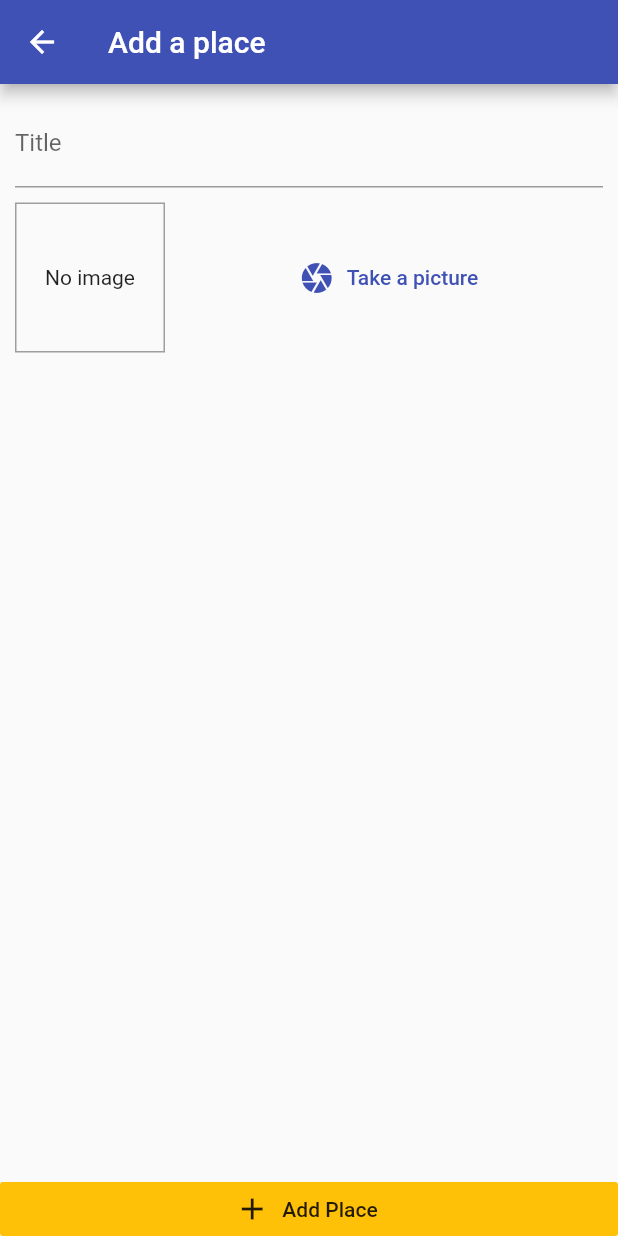
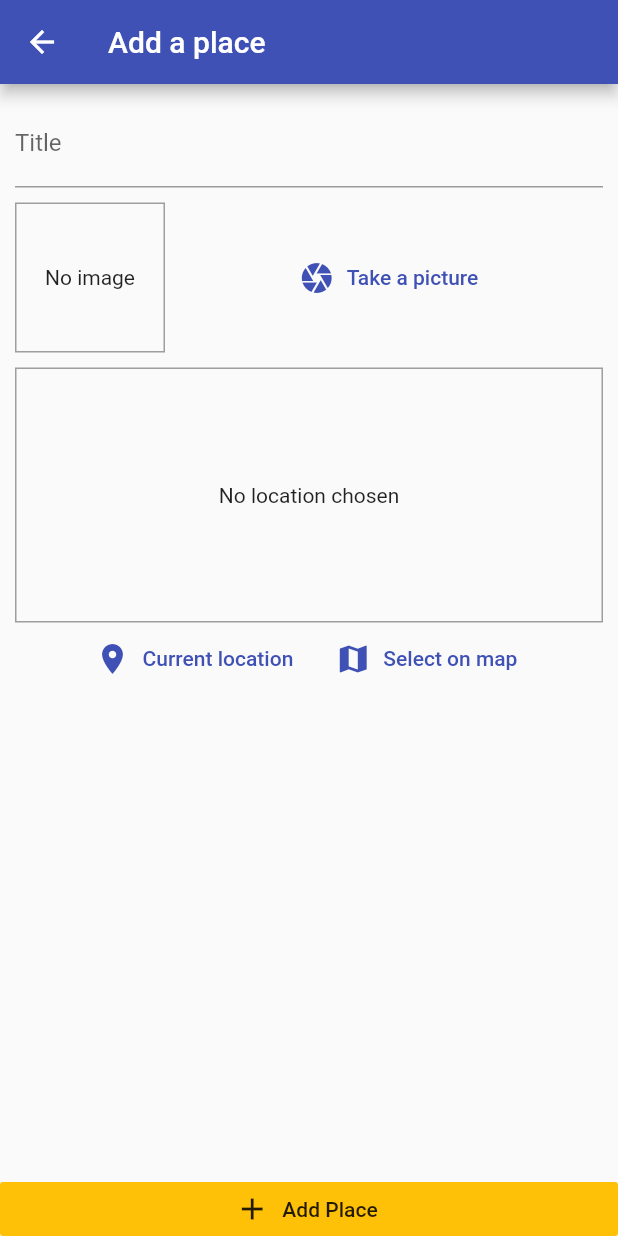
Before and after one commit to JeZoS/Flutter_Native_Device_features, a Flutter app: the screen it shows after launch, after a tap on the "add" icon, on a phone screen of 412 x 824 dp. Run offline on Flutter 3.47's test engine with Material 2 defaults, Android fonts, the phone set to English and light mode, and no system bars; our stand-ins replace image_picker, location, sqflite; accounts and stored records are empty.

Commit message:
Add location

```diff
--- /dev/null
+++ b/lib/helpers/db_helper.dart
@@ -0,0 +1,31 @@
+import 'package:sqflite/sqflite.dart' as sql;
+import 'package:path/path.dart' as path;
+
+class DBHelper {
+  static Future<sql.Database> database() async {
+    final dbPath = await sql.getDatabasesPath();
+    return await sql.openDatabase(
+      path.join(dbPath, 'places.db'),
+      onCreate: (db, version) {
+        return db.execute(
+            'CREATE TABLE user_places(id TEXT PRIMARY KEY,title TEXT,image TEXT)');
+      },
+      version: 1,
+    );
+  }
+
+  static Future<void> insert(String table, Map<String, Object> data) async {
+    final db = await DBHelper.database();
+    db.insert(
+      table,
+      data,
+      conflictAlgorithm: sql.ConflictAlgorithm.replace,
+    );
+  }
+
+  static Future<List<Map<String, Object>>> getData(String table) async {
+    final db = await DBHelper.database();
+    final k = await db.query(table);
+    return k;
+  }
+}
--- a/lib/providers/great_places.dart
+++ b/lib/providers/great_places.dart
@@ -1,6 +1,7 @@
 import 'package:flutter/foundation.dart';
 import 'package:flutter_native_features/models/place.dart';
 import 'dart:io';
+import '../helpers/db_helper.dart';
 
 class GreatPlaces with ChangeNotifier {
   List<Place> _items = [];
@@ -21,5 +22,25 @@ class GreatPlaces with ChangeNotifier {
     );
     _items.add(newPlace);
     notifyListeners();
+    DBHelper.insert('user_places', {
+      'id': newPlace.id,
+      'title': newPlace.title,
+      'image': newPlace.image.path,
+    });
+  }
+
+  Future<void> fetchAndSetPlaces() async {
+    final dataList = await DBHelper.getData('user_places');
+    _items = dataList
+        .map(
+          (e) => Place(
+            id: e['id'],
+            title: e['title'],
+            location: null,
+            image: File(e['image']),
+          ),
+        )
+        .toList();
+    notifyListeners();
   }
 }
--- a/lib/screens/add_place_screen.dart
+++ b/lib/screens/add_place_screen.dart
@@ -1,5 +1,6 @@
 import 'package:flutter/material.dart';
 import 'package:flutter_native_features/widgets/image_input.dart';
+import 'package:flutter_native_features/widgets/location_input.dart';
 import 'package:provider/provider.dart';
 import 'dart:io';
 import '../providers/great_places.dart';
@@ -52,6 +53,10 @@ class _AddPlaceScreenState extends State<AddPlaceScreen> {
                       height: 10,
                     ),
                     ImageInput(_selectImage),
+                    SizedBox(
+                      height: 10,
+                    ),
+                    LocationInput(),
                   ],
                 ),
               ),
--- a/lib/screens/places_list.dart
+++ b/lib/screens/places_list.dart
@@ -18,8 +18,17 @@ class PlacesListScreen extends StatelessWidget {
           ),
         ],
       ),
-      body: Consumer<GreatPlaces>(
-        child: Text('Got no places add some from another route'),
+      body: FutureBuilder(
+        future: Provider.of<GreatPlaces>(context, listen: false)
+            .fetchAndSetPlaces(),
+        builder: (ctx, snapshot) => snapshot.connectionState ==
+                ConnectionState.waiting
+            ? Center(
+                child: CircularProgressIndicator(),
+              )
+            : Consumer<GreatPlaces>(
+                child: Center(
+                    child: Text('Got no places add some from another route')),
                 builder: (ctx, greatplaces, ch) => greatplaces.items.length <= 0
                     ? ch
                     : ListView.builder(
@@ -35,6 +44,7 @@ class PlacesListScreen extends StatelessWidget {
                         ),
                       ),
               ),
+      ),
     );
   }
 }
--- a/lib/widgets/image_input.dart
+++ b/lib/widgets/image_input.dart
@@ -1,8 +1,6 @@
 import 'dart:io';
 import 'package:flutter/material.dart';
 import 'package:image_picker/image_picker.dart';
-import 'package:path/path.dart' as path;
-import 'package:path_provider/path_provider.dart' as syspath;
 
 class ImageInput extends StatefulWidget {
   final Function onSelectImage;
--- /dev/null
+++ b/lib/widgets/location_input.dart
@@ -0,0 +1,62 @@
+import 'package:flutter/material.dart';
+import 'package:location/location.dart';
+
+class LocationInput extends StatefulWidget {
+  @override
+  _LocationInputState createState() => _LocationInputState();
+}
+
+class _LocationInputState extends State<LocationInput> {
+  String _previewImageUrl;
+
+  Future<void> _getLocation() async {
+    final locData = await Location().getLocation();
+    print(locData.latitude);
+    print(locData.longitude);
+  }
+
+  @override
+  Widget build(BuildContext context) {
+    return Column(
+      children: <Widget>[
+        Container(
+          height: 170,
+          width: double.infinity,
+          alignment: Alignment.center,
+          decoration: BoxDecoration(
+            border: Border.all(
+              width: 1,
+              color: Colors.grey,
+            ),
+          ),
+          child: _previewImageUrl == null
+              ? Text(
+                  "No location chosen",
+                  textAlign: TextAlign.center,
+                )
+              : Image.network(
+                  _previewImageUrl,
+                  fit: BoxFit.cover,
+                  width: double.infinity,
+                ),
+        ),
+        Row(mainAxisAlignment: MainAxisAlignment.center, children: <Widget>[
+          FlatButton.icon(
+            icon: Icon(Icons.location_on),
+            onPressed: () {
+              _getLocation();
+            },
+            label: Text('Current location'),
+            textColor: Theme.of(context).primaryColor,
+          ),
+          FlatButton.icon(
+            icon: Icon(Icons.map),
+            onPressed: () {},
+            label: Text('Select on map'),
+            textColor: Theme.of(context).primaryColor,
+          ),
+        ])
+      ],
+    );
+  }
+}
--- a/pubspec.yaml
+++ b/pubspec.yaml
@@ -3,6 +3,7 @@ description: A new Flutter project.
 
 # The following line prevents the package from being accidentally published to
 # pub.dev using `pub publish`. This is preferred for private packages.
+
 publish_to: "none" # Remove this line if you wish to publish to pub.dev
 
 # The following defines the version and build number for your application.
@@ -15,6 +16,7 @@ publish_to: "none" # Remove this line if you wish to publish to pub.dev
 # In iOS, build-name is used as CFBundleShortVersionString while build-number used as CFBundleVersion.
 # Read more about iOS versioning at
 # https://developer.apple.com/library/archive/documentation/General/Reference/InfoPlistKeyReference/Articles/CoreFoundationKeys.html
+
 version: 1.0.0+1
 
 environment:
@@ -27,7 +29,8 @@ dependencies:
   image_picker: ^0.6.7+14
   path_provider: ^1.6.24
   path: ^1.7.0
-
+  sqflite: ^1.3.2+1
+  location: ^3.1.0
   # The following adds the Cupertino Icons font to your application.
   # Use with the CupertinoIcons class for iOS style icons.
   cupertino_icons: ^1.0.0
```
Also changed, not shown: pubspec.lock. Lines whose indentation alone changed are shown as unchanged.
